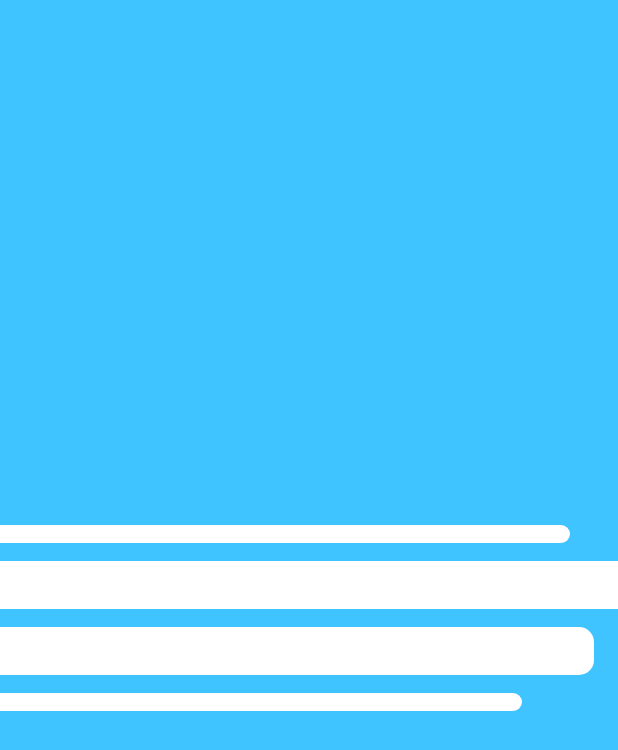
After one commit to Reykjavik151/deity-flexion-flutter, a Flutter app: the HomePage screen opened by its route, on a phone screen of 412 x 824 dp. The commit adds this screen. Shown: the top 750 px of the screen. Run offline on Flutter 3.47's test engine with Material 2 defaults, Android fonts, the phone set to English and light mode, and no system bars.

Commit message:
feat: inited HomePage and its navigation

```diff
--- a/lib/main.dart
+++ b/lib/main.dart
@@ -1,3 +1,4 @@
+import 'package:deity_flexion_app/screens/home.dart';
 import 'package:deity_flexion_app/screens/login.dart';
 import 'package:deity_flexion_app/screens/register.dart';
 import 'package:deity_flexion_app/screens/welcome.dart';
@@ -24,6 +25,7 @@ class DeityFlexionApp extends StatelessWidget {
         WelcomePage.id: (context) => WelcomePage(),
         LoginPage.id: (context) => LoginPage(),
         RegisterPage.id: (context) => RegisterPage(),
+        HomePage.id: (context) => HomePage(),
       }
     );
   }
--- /dev/null
+++ b/lib/screens/home.dart
@@ -0,0 +1,58 @@
+import 'package:deity_flexion_app/components/line.dart';
+import 'package:deity_flexion_app/constants.dart';
+import 'package:flutter/material.dart';
+
+class HomePage extends StatefulWidget {
+  static String id = 'home_screen';
+
+  @override
+  _HomePageState createState() => _HomePageState();
+}
+
+class _HomePageState extends State<HomePage> {
+  @override
+  Widget build(BuildContext context) {
+    return Scaffold(
+      backgroundColor: Colors.lightBlueAccent[200],
+      body: SafeArea(
+        child: Column(
+          mainAxisAlignment: MainAxisAlignment.center,
+          crossAxisAlignment: CrossAxisAlignment.stretch,
+          children: [
+            Hero(
+              tag: FIRST_LINE_HERO_TAG,
+              child: Line(
+                height: 12.0,
+                isCompleted: false,
+                margin: EdgeInsets.only(bottom: 12.0, right: 32.0),
+              ),
+            ),
+            Hero(
+              tag: SECOND_LINE_HERO_TAG,
+              child: Line(
+                height: 32.0,
+                margin: EdgeInsets.only(bottom: 12.0),
+              ),
+            ),
+            Hero(
+              tag: THIRD_LINE_HERO_TAG,
+              child: Line(
+                height: 32.0,
+                isCompleted: false,
+                margin: EdgeInsets.only(bottom: 12.0, right: 16.0),
+              ),
+            ),
+            Hero(
+              tag: FOURTH_LINE_HERO_TAG,
+              child: Line(
+                height: 12.0,
+                isCompleted: false,
+                margin: EdgeInsets.only(right: 64.0),
+              ),
+            ),
+          ],
+        ),
+      ),
+    );
+  }
+}
--- a/lib/screens/login.dart
+++ b/lib/screens/login.dart
@@ -1,6 +1,7 @@
 import 'package:deity_flexion_app/components/default_text_form_field.dart';
 import 'package:deity_flexion_app/components/line.dart';
 import 'package:deity_flexion_app/constants.dart';
+import 'package:deity_flexion_app/screens/home.dart';
 import 'package:flutter/material.dart';
 
 // Widgets
@@ -63,7 +64,8 @@ class _LoginPageState extends State<LoginPage> {
                   print('email is $email');
                   print('password is $password');
 
-                  // Navigator.pushNamed(context, MainPage.id)
+                  Navigator.pushNamedAndRemoveUntil(
+                      context, HomePage.id, ModalRoute.withName(''));
                 },
                 children: [
                   DefaultTextFormInput(
--- a/lib/screens/register.dart
+++ b/lib/screens/register.dart
@@ -1,3 +1,4 @@
+import 'package:deity_flexion_app/screens/home.dart';
 import 'package:flutter/material.dart';
 import 'package:deity_flexion_app/components/default_form.dart';
 import 'package:deity_flexion_app/components/default_text_form_field.dart';
@@ -61,7 +62,8 @@ class _RegisterPageState extends State<RegisterPage> {
                   print('email is $email');
                   print('password is $password');
 
-                  // Navigator.pushNamed(context, MainPage.id)
+                  Navigator.pushNamedAndRemoveUntil(
+                      context, HomePage.id, ModalRoute.withName(''));
                 },
                 children: [
                   DefaultTextFormInput(
```
